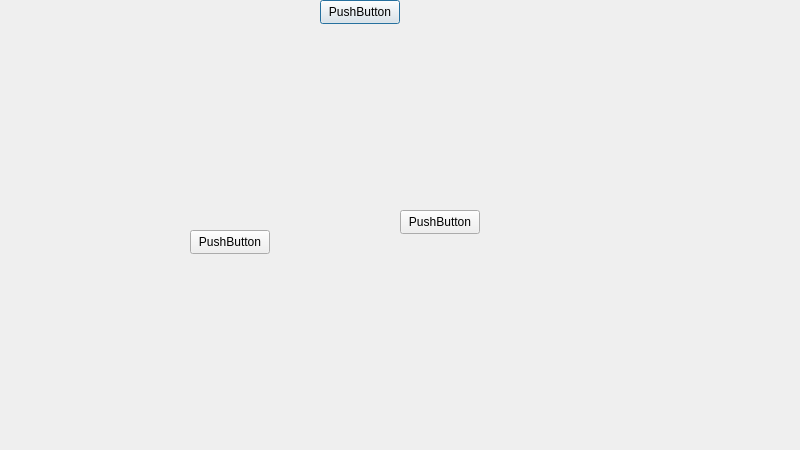
First picture: the form in kursova/autopark.ui, repository Maxverrr/kursova, before the edit.
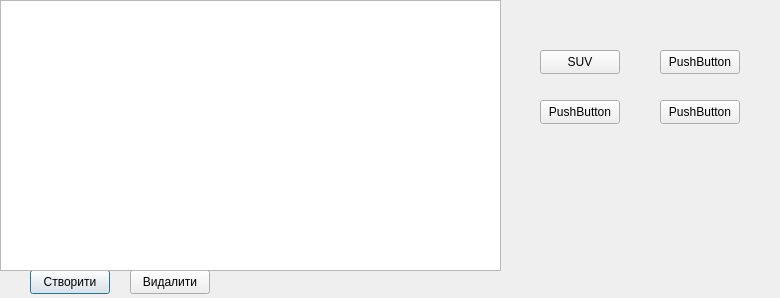
Second picture: the form after the edit.

Commit message: bd + table, design + filter + td

Patch:
```diff
--- a/kursova/autopark.ui
+++ b/kursova/autopark.ui
@@ -6,8 +6,8 @@
    <rect>
     <x>0</x>
     <y>0</y>
-    <width>800</width>
-    <height>450</height>
+    <width>780</width>
+    <height>298</height>
    </rect>
   </property>
   <property name="windowTitle">
@@ -16,21 +16,34 @@
   <widget class="QPushButton" name="pushButton">
    <property name="geometry">
     <rect>
-     <x>320</x>
-     <y>0</y>
+     <x>30</x>
+     <y>270</y>
      <width>80</width>
      <height>24</height>
     </rect>
    </property>
    <property name="text">
-    <string>PushButton</string>
+    <string>Створити</string>
    </property>
   </widget>
-  <widget class="QPushButton" name="pushButton_2">
+  <widget class="QPushButton" name="pbDeleteCar">
    <property name="geometry">
     <rect>
-     <x>190</x>
-     <y>230</y>
+     <x>130</x>
+     <y>270</y>
+     <width>80</width>
+     <height>24</height>
+    </rect>
+   </property>
+   <property name="text">
+    <string>Видалити</string>
+   </property>
+  </widget>
+  <widget class="QPushButton" name="pushButton_4">
+   <property name="geometry">
+    <rect>
+     <x>660</x>
+     <y>50</y>
      <width>80</width>
      <height>24</height>
     </rect>
@@ -42,8 +55,8 @@
   <widget class="QPushButton" name="pushButton_3">
    <property name="geometry">
     <rect>
-     <x>400</x>
-     <y>210</y>
+     <x>540</x>
+     <y>100</y>
      <width>80</width>
      <height>24</height>
     </rect>
@@ -52,6 +65,42 @@
     <string>PushButton</string>
    </property>
   </widget>
+  <widget class="QPushButton" name="pushButton_2">
+   <property name="geometry">
+    <rect>
+     <x>660</x>
+     <y>100</y>
+     <width>80</width>
+     <height>24</height>
+    </rect>
+   </property>
+   <property name="text">
+    <string>PushButton</string>
+   </property>
+  </widget>
+  <widget class="QPushButton" name="pbSUV">
+   <property name="geometry">
+    <rect>
+     <x>540</x>
+     <y>50</y>
+     <width>80</width>
+     <height>24</height>
+    </rect>
+   </property>
+   <property name="text">
+    <string>SUV</string>
+   </property>
+  </widget>
+  <widget class="QTableView" name="carTableView">
+   <property name="geometry">
+    <rect>
+     <x>0</x>
+     <y>0</y>
+     <width>501</width>
+     <height>271</height>
+    </rect>
+   </property>
+  </widget>
  </widget>
  <resources/>
  <connections/>
```
Left out of the diff: 6 changed lines with no effect on the pictures. The commit also changes 52 other files.
